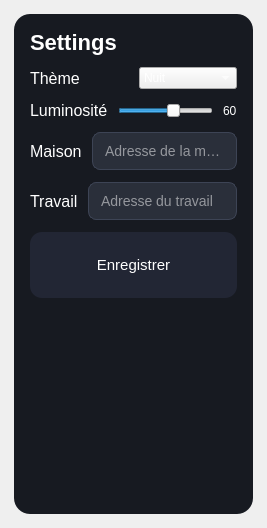
Eliasgnd/InterfaceGPS-pyqt, file settingspage.ui: the form before one commit.
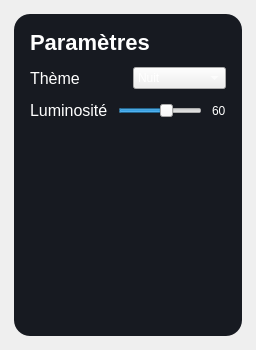
The form after the commit.

What changed in the file:
```diff
--- a/settingspage.ui
+++ b/settingspage.ui
@@ -28,7 +28,7 @@
 
       <item>
        <widget class="QLabel" name="lblTitle">
-        <property name="text"><string>Settings</string></property>
+        <property name="text"><string>Paramètres</string></property>
         <property name="styleSheet"><string notr="true">QLabel{font-size:22px;font-weight:800;}</string></property>
        </widget>
       </item>
@@ -58,34 +58,6 @@
        </layout>
       </item>
 
-      <item>
-       <layout class="QHBoxLayout" name="rowHome">
-        <property name="spacing"><number>10</number></property>
-        <item><widget class="QLabel" name="lblHome"><property name="text"><string>Maison</string></property><property name="styleSheet"><string notr="true">QLabel{font-size:16px;}</string></property></widget></item>
-        <item><widget class="QLineEdit" name="editHome">
-          <property name="placeholderText"><string>Adresse de la maison</string></property>
-          <property name="styleSheet"><string notr="true">QLineEdit{height:36px; border-radius:8px; background:#2a2f3a; color:white; padding:0 10px; font-size:14px; border:1px solid #3d4455;}</string></property>
-        </widget></item>
-       </layout>
-      </item>
-
-      <item>
-       <layout class="QHBoxLayout" name="rowWork">
-        <property name="spacing"><number>10</number></property>
-        <item><widget class="QLabel" name="lblWork"><property name="text"><string>Travail</string></property><property name="styleSheet"><string notr="true">QLabel{font-size:16px;}</string></property></widget></item>
-        <item><widget class="QLineEdit" name="editWork">
-          <property name="placeholderText"><string>Adresse du travail</string></property>
-          <property name="styleSheet"><string notr="true">QLineEdit{height:36px; border-radius:8px; background:#2a2f3a; color:white; padding:0 10px; font-size:14px; border:1px solid #3d4455;}</string></property>
-        </widget></item>
-       </layout>
-      </item>
-
-      <item>
-       <widget class="QPushButton" name="btnSave">
-        <property name="text"><string>Enregistrer</string></property>
-       </widget>
-      </item>
-
       <item>
        <spacer name="spacerV">
         <property name="orientation"><enum>Qt::Vertical</enum></property>
```
Left out of the diff: 2 changed lines with no effect on the pictures.
